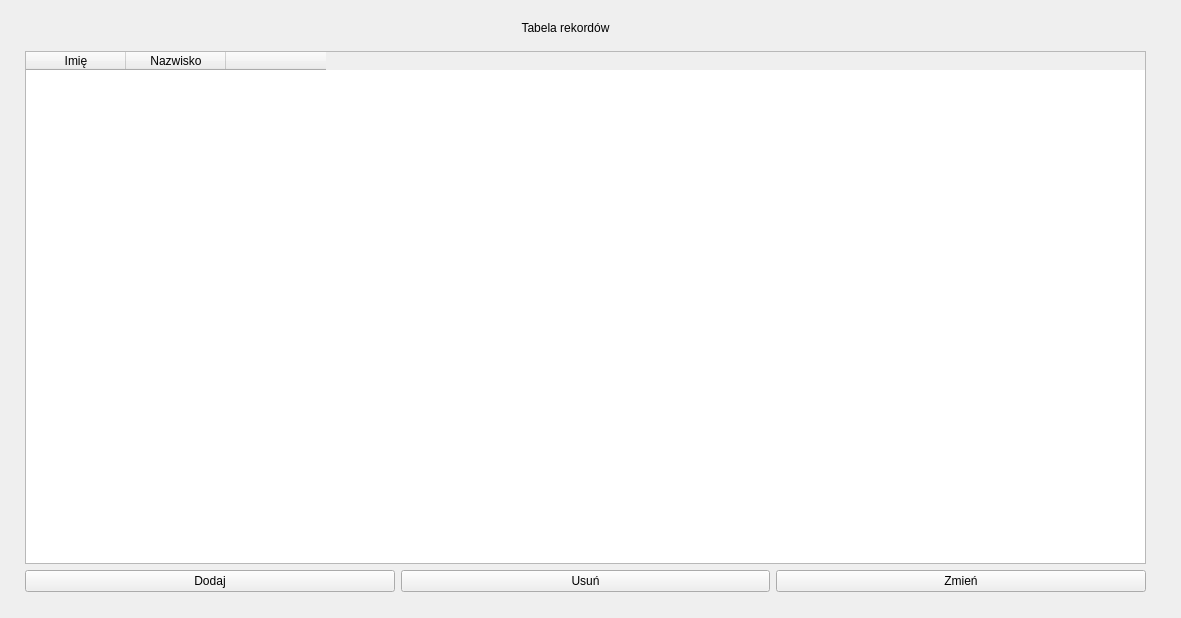
Before: the Qt Designer form tableedit_base.ui in aleksanderkalenbach/IO_2020_2021_ASP, drawn with Qt 5.
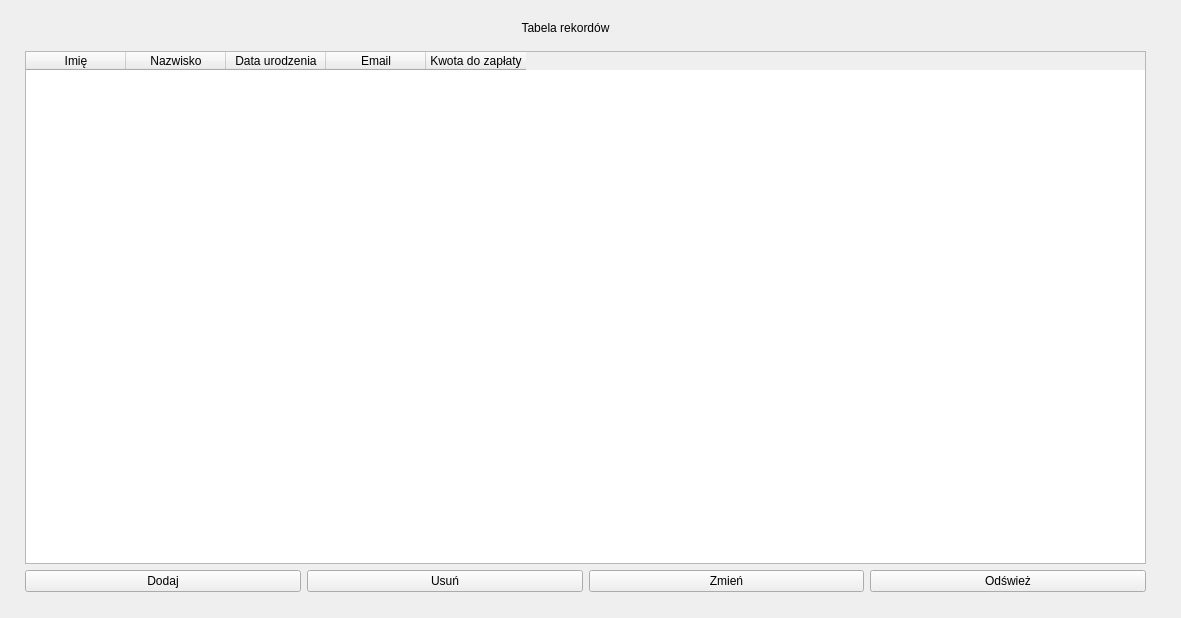
After: the same form once the commit is applied.

```diff
--- a/tableedit_base.ui
+++ b/tableedit_base.ui
@@ -39,32 +39,6 @@
     </rect>
    </property>
    <layout class="QGridLayout" name="gridLayout">
-    <item row="0" column="0" colspan="3">
-     <widget class="QTableWidget" name="tableWidget">
-      <column>
-       <property name="text">
-        <string>Imię</string>
-       </property>
-      </column>
-      <column>
-       <property name="text">
-        <string>Nazwisko</string>
-       </property>
-      </column>
-      <column>
-       <property name="text">
-        <string/>
-       </property>
-      </column>
-     </widget>
-    </item>
-    <item row="1" column="0">
-     <widget class="QPushButton" name="pushButton">
-      <property name="text">
-       <string>Dodaj</string>
-      </property>
-     </widget>
-    </item>
     <item row="1" column="1">
      <widget class="QPushButton" name="pushButton_2">
       <property name="text">
@@ -72,6 +46,42 @@
       </property>
      </widget>
     </item>
+    <item row="1" column="0">
+     <widget class="QPushButton" name="pushButton">
+      <property name="text">
+       <string>Dodaj</string>
+      </property>
+     </widget>
+    </item>
+    <item row="0" column="0" colspan="4">
+     <widget class="QTableWidget" name="tableWidget">
+      <column>
+       <property name="text">
+        <string>Imię</string>
+       </property>
+      </column>
+      <column>
+       <property name="text">
+        <string>Nazwisko</string>
+       </property>
+      </column>
+      <column>
+       <property name="text">
+        <string>Data urodzenia</string>
+       </property>
+      </column>
+      <column>
+       <property name="text">
+        <string>Email</string>
+       </property>
+      </column>
+      <column>
+       <property name="text">
+        <string>Kwota do zapłaty</string>
+       </property>
+      </column>
+     </widget>
+    </item>
     <item row="1" column="2">
      <widget class="QPushButton" name="pushButton_3">
       <property name="text">
@@ -79,6 +89,13 @@
       </property>
      </widget>
     </item>
+    <item row="1" column="3">
+     <widget class="QPushButton" name="pushButton_4">
+      <property name="text">
+       <string>Odśwież</string>
+      </property>
+     </widget>
+    </item>
    </layout>
   </widget>
  </widget>
```
